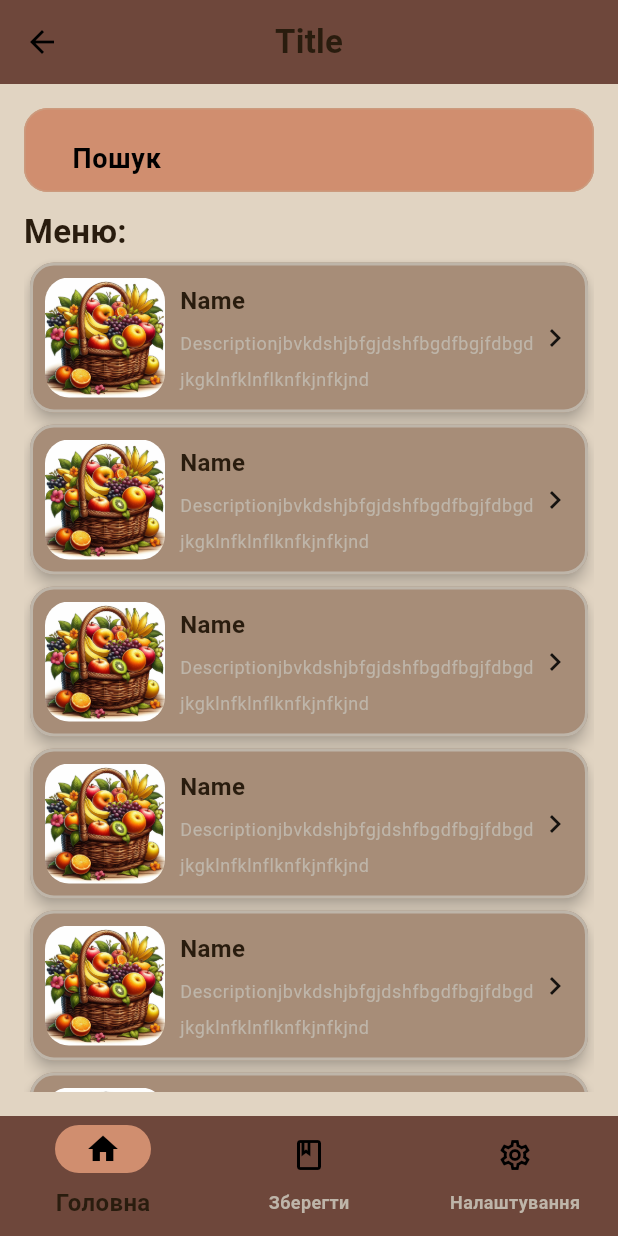
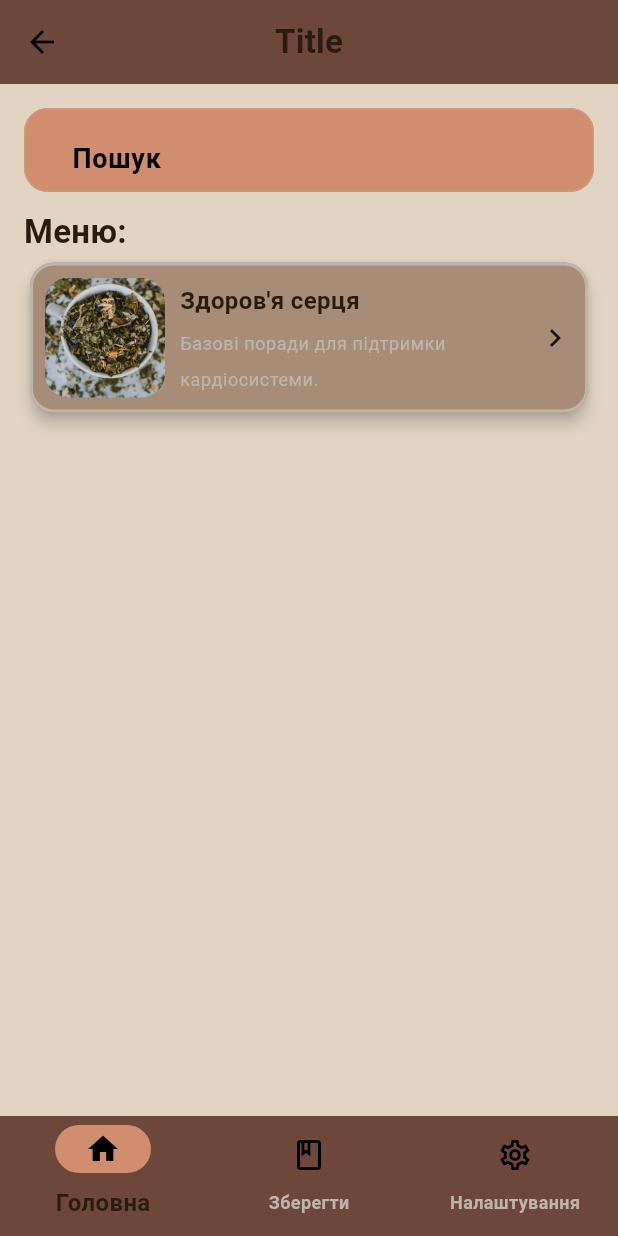
Before and after one commit to NesterovOI/all_for_health, a Flutter app: the screen it shows after launch, after a tap on "Мікроелементи", on a phone screen of 412 x 824 dp. Run offline on Flutter 3.47's test engine with Material 3 defaults, Android fonts, the phone set to English and light mode, and no system bars; our stand-ins replace flutter_markdown, flutter_riverpod, go_router, youtube_player_flutter.

Commit message:
Modified files

```diff
--- a/assets/data/json/health_data.json
+++ b/assets/data/json/health_data.json
@@ -3,7 +3,7 @@
     "id": "item_001",
     "title": "Cardio Health",
     "youTube": "https://youtube.com",
-    "image": "assets/images/menu/cardio.jpg",
+    "image": "assets/images/menu/menu1.jpg",
     "translations": {
       "uk": {
         "name": "Здоров'я серця",
--- a/lib/core/navigation/app_router.dart
+++ b/lib/core/navigation/app_router.dart
@@ -10,6 +10,12 @@ import 'package:all_for_health/features/home/domain/entities/health_entity.dart'
 class AppRouter {
   static const String home = '/';
   static const String homeMenu = '/homeMenu';
+  static const String hospital = 'hospital';
+  static const String herbs = 'herbs';
+  static const String products = 'products';
+  static const String cooking = 'cooking';
+  static const String microelements = 'microelements';
+  static const String sport = 'sport';
   static const String homeDetails = '$homeMenu/homeDetails';
   static const String catalog = '/catalog';
   static const String saveCatalog = '/saveCatalog';
@@ -37,7 +43,11 @@ final GoRouter router = GoRouter(
               routes: [
                 GoRoute(
                   path: 'homeMenu',
-                  builder: (context, state) => const HomeMenuPage(),
+                  builder: (context, state) {
+                    final categoryTitle =
+                        state.extra as String? ?? AppRouter.herbs;
+                    return HomeMenuPage(categoryTitle: categoryTitle);
+                  },
                   routes: [
                     GoRoute(
                       path: 'homeDetails',
--- a/lib/core/theme/app_strings.dart
+++ b/lib/core/theme/app_strings.dart
@@ -1,15 +1,19 @@
 abstract class AppStrings {
+  static const String all_for_health = 'Все для здоровʼя';
   static const String navHome = 'Головна';
   static const String navSave = 'Зберегти';
   static const String navSettings = 'Налаштування';
   static const String hintText = 'Пошук';
-  static const String all_for_health = 'Все для здоровʼя';
   static const String menu = 'Меню:';
   static const String errorLoading = 'Помилка завантаження';
   static const String titleCatalog = 'Каталог';
   static const String categoryName1 = 'Усі';
-  static const String categoryName2 = 'Рецепти';
-  static const String categoryName3 = 'Харчування';
+  static const String categoryName2 = 'Лікарські рослини';
+  static const String categoryName3 = 'Рецепти з рослин';
+  static const String categoryName4 = 'Продукти';
+  static const String categoryName5 = 'Кулінарія';
+  static const String categoryName6 = 'Мікроелементи';
+  static const String categoryName7 = 'Спорт';
   static const String errorLoadingHealthList =
       'Помилка завантаження списку здоровʼя: ';
   static const noName = 'Без назви';
--- a/lib/features/home/presentation/pages/home_menu_page.dart
+++ b/lib/features/home/presentation/pages/home_menu_page.dart
@@ -3,9 +3,12 @@ import 'package:flutter/material.dart';
 import 'package:all_for_health/core/navigation/app_router.dart';
 import 'package:flutter_riverpod/flutter_riverpod.dart';
 import 'package:go_router/go_router.dart';
+import 'package:all_for_health/features/home/presentation/providers/health_providers.dart';
 
 class HomeMenuPage extends ConsumerStatefulWidget {
-  const HomeMenuPage({super.key});
+  final String categoryTitle;
+
+  const HomeMenuPage({super.key, required this.categoryTitle});
 
   @override
   ConsumerState<HomeMenuPage> createState() => _HomeMenuPageState();
@@ -22,6 +25,7 @@ class _HomeMenuPageState extends ConsumerState<HomeMenuPage> {
 
   @override
   Widget build(BuildContext context) {
+    final healthListAsync = ref.watch(healthListProvider);
     return Scaffold(
       appBar: AppBar(
         title: Text('Title', style: Theme.of(context).textTheme.titleMedium),
@@ -49,15 +53,29 @@ class _HomeMenuPageState extends ConsumerState<HomeMenuPage> {
               style: Theme.of(context).textTheme.titleMedium,
             ),
             Expanded(
-              child: ListView.builder(
-                itemCount: 10,
+              child: healthListAsync.when(
+                data: (healthList) {
+                  if (healthList.isEmpty) {
+                    return Center(
+                      child: Text(
+                        AppStrings.errorLoading,
+                        style: Theme.of(context).textTheme.bodyMedium?.copyWith(
+                          color: AppColors.error,
+                        ),
+                      ),
+                    );
+                  }
+                  return ListView.builder(
+                    itemCount: healthList.length,
                     itemBuilder: (context, index) {
+                      final item = healthList[index];
                       return Card(
                         child: InkWell(
                           borderRadius: BorderRadius.circular(
                             AppDimensions.radiusM,
                           ),
-                      onTap: () => context.go(AppRouter.homeDetails),
+                          onTap: () =>
+                              context.go(AppRouter.homeDetails, extra: item),
                           child: Padding(
                             padding: const EdgeInsets.all(AppDimensions.spaceS),
                             child: Row(
@@ -71,7 +89,7 @@ class _HomeMenuPageState extends ConsumerState<HomeMenuPage> {
                                       AppDimensions.radiusM,
                                     ),
                                     child: Image.asset(
-                                  'assets/images/menu/menu1.jpg',
+                                      item.image ?? '',
                                       width: double.infinity,
                                       fit: BoxFit.cover,
                                     ),
@@ -80,17 +98,18 @@ class _HomeMenuPageState extends ConsumerState<HomeMenuPage> {
                                 SizedBox(width: AppDimensions.spaceS),
                                 Expanded(
                                   child: Column(
-                                crossAxisAlignment: CrossAxisAlignment.start,
+                                    crossAxisAlignment:
+                                        CrossAxisAlignment.start,
                                     mainAxisSize: MainAxisSize.min,
                                     children: [
                                       Text(
-                                    'Name',
+                                        item.name,
                                         style: Theme.of(
                                           context,
                                         ).textTheme.bodyMedium,
                                       ),
                                       Text(
-                                    'Descriptionjbvkdshjbfgjdshfbgdfbgjfdbgdjkgklnfklnflknfkjnfkjnd',
+                                        item.description,
                                         maxLines: 2,
                                         overflow: TextOverflow.ellipsis,
                                         style: Theme.of(
@@ -107,6 +126,12 @@ class _HomeMenuPageState extends ConsumerState<HomeMenuPage> {
                         ),
                       );
                     },
+                  );
+                },
+                error: (error, stack) => Center(
+                  child: Text(AppStrings.errorLoading + error.toString()),
+                ),
+                loading: () => const Center(child: CircularProgressIndicator()),
               ),
             ),
           ],
--- a/lib/features/home/presentation/pages/home_page.dart
+++ b/lib/features/home/presentation/pages/home_page.dart
@@ -22,6 +22,14 @@ class _HomePageState extends ConsumerState<HomePage> {
 
   @override
   Widget build(BuildContext context) {
+    final List<Map<String, String>> categories = [
+      {'title': 'hospital', 'name': AppStrings.categoryName2},
+      {'title': 'herbs', 'name': AppStrings.categoryName3},
+      {'title': 'products', 'name': AppStrings.categoryName4},
+      {'title': 'cooking', 'name': AppStrings.categoryName5},
+      {'title': 'microelements', 'name': AppStrings.categoryName6},
+      {'title': 'sport', 'name': AppStrings.categoryName7},
+    ];
     return Scaffold(
       appBar: AppBar(
         title: Text(
@@ -59,14 +67,20 @@ class _HomePageState extends ConsumerState<HomePage> {
                   mainAxisSpacing: AppDimensions.spaceXS,
                   childAspectRatio: 0.8,
                 ),
-                itemCount: 6,
+                itemCount: categories.length,
                 itemBuilder: (context, index) {
+                  final category = categories[index];
+                  final name = category['name'];
+                  if (name != null && name.isNotEmpty) {
                     return Card(
                       child: InkWell(
                         borderRadius: BorderRadius.circular(
                           AppDimensions.radiusM,
                         ),
-                      onTap: () => context.go(AppRouter.homeMenu),
+                        onTap: () => context.go(
+                          AppRouter.homeMenu,
+                          extra: category['title'],
+                        ),
                         child: Column(
                           children: [
                             ClipRRect(
@@ -74,13 +88,13 @@ class _HomePageState extends ConsumerState<HomePage> {
                                 AppDimensions.radiusM,
                               ),
                               child: Image.asset(
-                              'assets/images/menu/menu1.jpg',
+                                'assets/images/menu/menu$index.jpg',
                                 width: double.infinity,
                                 fit: BoxFit.cover,
                               ),
                             ),
                             Text(
-                            'Мікроелементи',
+                              name,
                               style: Theme.of(context).textTheme.bodyMedium,
                               overflow: TextOverflow.ellipsis,
                             ),
@@ -88,6 +102,7 @@ class _HomePageState extends ConsumerState<HomePage> {
                         ),
                       ),
                     );
+                  }
                 },
               ),
             ),
```
Also changed, not shown: assets/images/menu/menu0.jpg (added), assets/images/menu/menu1.jpg, assets/images/menu/menu2.jpg (added), assets/images/menu/menu3.jpg (added), assets/images/menu/menu4.jpg (added), assets/images/menu/menu5.jpg (added), 1 other file. Lines whose indentation alone changed are shown as unchanged.
